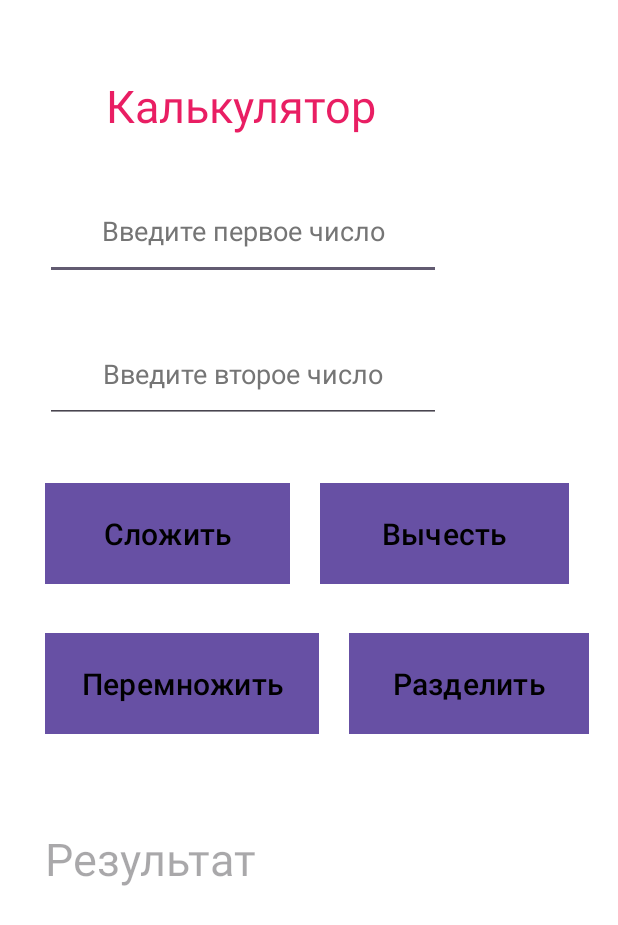
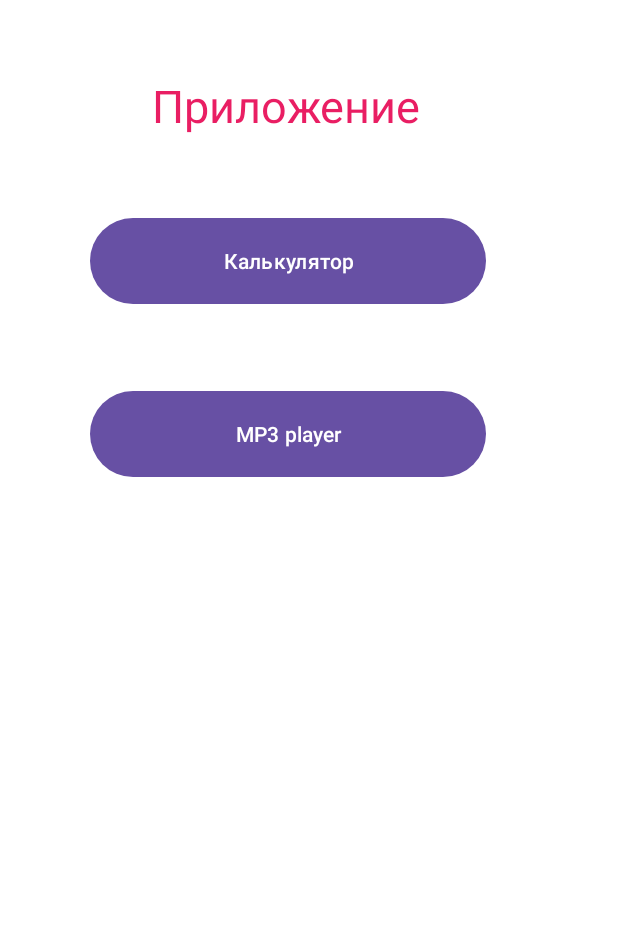
Before and after one commit to ananass12/MyApp, an Android app: the screen it shows after launch (MainActivity), on a phone screen of 412 x 824 dp. Shown: the top 925 px of the screen. Run offline under Robolectric (Android 15) with nearby library versions, the phone set to English and light mode, and no system bars.

Commit message:
2 лаба, медиаплеер

```diff
--- a/MyApp/app/src/main/AndroidManifest.xml
+++ b/MyApp/app/src/main/AndroidManifest.xml
@@ -13,6 +13,12 @@
         android:theme="@style/Theme.MyApp"
         tools:targetApi="31">
         <activity
+            android:name=".ThirdActivity"
+            android:exported="false" />
+        <activity
+            android:name=".SecondActivity"
+            android:exported="false" />
+        <activity
             android:name=".MainActivity"
             android:exported="true">
             <intent-filter>
--- a/MyApp/app/src/main/java/com/example/myapp/MainActivity.kt
+++ b/MyApp/app/src/main/java/com/example/myapp/MainActivity.kt
@@ -1,42 +1,24 @@
 package com.example.myapp
 
-import android.annotation.SuppressLint
+import android.content.Intent
 import android.os.Bundle
-import android.view.View
-import android.widget.EditText
-import android.widget.TextView
 import android.widget.Button
 import androidx.activity.enableEdgeToEdge
 import androidx.appcompat.app.AppCompatActivity
 import androidx.core.view.ViewCompat
 import androidx.core.view.WindowInsetsCompat
 
-class MainActivity : AppCompatActivity(), View.OnClickListener {
-    private lateinit var number1: EditText
-    private lateinit var number2: EditText
-    private lateinit var plus: Button
-    private lateinit var minus: Button
-    private lateinit var umnoj: Button
-    private lateinit var del: Button
-    private lateinit var result: TextView
+class MainActivity : AppCompatActivity() {
+    private lateinit var GoToSecondActivity: Button
+    private lateinit var GoToThirdActivity: Button
 
     override fun onCreate(savedInstanceState: Bundle?) {
         super.onCreate(savedInstanceState)
         enableEdgeToEdge()
         setContentView(R.layout.activity_main)
 
-        result = findViewById(R.id.result)
-        number1 = findViewById(R.id.number1)
-        number2 = findViewById(R.id.number2)
-        plus = findViewById(R.id.plus)
-        minus = findViewById(R.id.minus)
-        umnoj = findViewById(R.id.umnoj)
-        del = findViewById(R.id.del)
-
-        plus.setOnClickListener(this)
-        minus.setOnClickListener(this)
-        umnoj.setOnClickListener(this)
-        del.setOnClickListener(this)
+        GoToSecondActivity = findViewById(R.id.button_calc)
+        GoToThirdActivity = findViewById(R.id.button_mp3)
 
         ViewCompat.setOnApplyWindowInsetsListener(findViewById(R.id.main)) { v, insets ->
             val systemBars = insets.getInsets(WindowInsetsCompat.Type.systemBars())
@@ -44,27 +26,15 @@ class MainActivity : AppCompatActivity(), View.OnClickListener {
             insets
         }
     }
-    @SuppressLint("SetTextI18n")
-    override fun onClick(view: View) {
-        val num1 = number1.text.toString().toFloatOrNull() ?: 0f
-        val num2 = number2.text.toString().toFloatOrNull() ?: 0f
-
-        if (view.id == R.id.plus) {
-            var res = num1 + num2
-            result.text = res.toString()
-        } else if (view.id == R.id.minus) {
-            var res = num1 - num2
-            result.text = res.toString()
-        } else if (view.id == R.id.umnoj) {
-            var res = num1 * num2
-            result.text = res.toString()
-        } else if (view.id == R.id.del) {
-            if (num2 != 0f) {
-                var res = num1 / num2
-                result.text = res.toString()
-            } else {
-                result.text = "Ошибка-деление на 0"
-            }
-        }
+    override fun onResume() {
+        super.onResume()
+        GoToSecondActivity.setOnClickListener({
+            val intent = Intent(this, SecondActivity::class.java)
+            startActivity(intent)
+        });
+        GoToThirdActivity.setOnClickListener({
+            val intent = Intent(this, ThirdActivity::class.java)
+            startActivity(intent)
+        });
     }
 }
--- a/MyApp/app/src/main/res/layout/activity_main.xml
+++ b/MyApp/app/src/main/res/layout/activity_main.xml
@@ -12,120 +12,28 @@
         android:id="@+id/name"
         android:layout_width="262dp"
         android:layout_height="41dp"
-        android:layout_marginStart="30sp"
+        android:layout_marginStart="60sp"
         android:layout_marginTop="50sp"
-        android:text="@string/name"
+        android:text="@string/name1"
         android:textAlignment="center"
         android:textColor="@color/bright_pink"
         android:textSize="30sp"
         android:typeface="normal" />
 
-    <EditText
-        android:id="@+id/number1"
+    <Button
+        android:id="@+id/button_calc"
+        android:layout_marginTop="50sp"
+        android:layout_marginStart="60sp"
         android:layout_width="264dp"
         android:layout_height="65dp"
-        android:layout_marginStart="30sp"
-        android:layout_marginTop="30dp"
-        android:ems="10"
-        android:hint="@string/number1_hint"
-        android:inputType="text"
-        android:textAlignment="center"
-        android:textColor="@color/bright_pink"
-        android:textColorHint="@color/gray" />
+        android:text="@string/name2" />
 
-    <EditText
-        android:id="@+id/number2"
+    <Button
+        android:id="@+id/button_mp3"
+        android:layout_marginTop="50sp"
+        android:layout_marginStart="60sp"
         android:layout_width="264dp"
         android:layout_height="65dp"
-        android:layout_marginStart="30sp"
-        android:layout_marginTop="30dp"
-        android:ems="10"
-        android:hint="@string/number2_hint"
-        android:inputType="text"
-        android:textAlignment="center"
-        android:textColor="@color/bright_pink"
-        android:textColorHint="@color/gray" />
-
-    <LinearLayout
-         android:layout_width="match_parent"
-         android:layout_height="100sp"
-         android:layout_marginTop="20dp"
-         android:orientation="horizontal">
-
-        <Button
-            android:id="@+id/plus"
-            android:layout_width="163dp"
-            android:layout_height="67dp"
-            android:layout_marginStart="30sp"
-            android:layout_marginTop="20dp"
-            android:background="@color/light_pink"
-            android:text="@string/plus_text"
-            android:textAlignment="center"
-            android:textColor="@color/black"
-            android:textColorHighlight="#FAFAFA"
-            android:textColorLink="@color/white"
-            android:textSize="20sp" />
-
-        <Button
-            android:id="@+id/minus"
-            android:layout_width="166dp"
-            android:layout_height="67dp"
-            android:layout_marginStart="20sp"
-            android:layout_marginTop="20dp"
-            android:background="@color/light_pink"
-            android:text="@string/minus_text"
-            android:textAlignment="center"
-            android:textColor="@color/black"
-            android:textColorHighlight="#FAFAFA"
-            android:textColorLink="@color/white"
-            android:textSize="20sp" />
-
-    </LinearLayout>
-
-    <LinearLayout
-        android:layout_width="match_parent"
-        android:layout_height="100sp"
-        android:orientation="horizontal">
-
-        <Button
-            android:id="@+id/umnoj"
-            android:layout_width="wrap_content"
-            android:layout_height="67dp"
-            android:layout_marginStart="30sp"
-            android:layout_marginTop="20dp"
-            android:background="@color/light_pink"
-            android:text="@string/umnoj_text"
-            android:textAlignment="center"
-            android:textColor="@color/black"
-            android:textColorHighlight="#FAFAFA"
-            android:textColorLink="@color/white"
-            android:textSize="20sp" />
-
-        <Button
-            android:id="@+id/del"
-            android:layout_width="160dp"
-            android:layout_height="67dp"
-            android:layout_marginStart="20sp"
-            android:layout_marginTop="20dp"
-            android:background="@color/light_pink"
-            android:text="@string/del_text"
-            android:textAlignment="center"
-            android:textColor="@color/black"
-            android:textColorHighlight="#FAFAFA"
-            android:textColorLink="@color/white"
-            android:textSize="20sp" />
-
-    </LinearLayout>
-
-    <TextView
-        android:id="@+id/result"
-        android:layout_width="358dp"
-        android:layout_height="46dp"
-        android:layout_marginStart="30sp"
-        android:layout_marginTop="50sp"
-        android:hint="@string/result_hint"
-        android:textColor="@color/bright_pink"
-        android:textSize="30sp"
-        android:typeface="normal" />
+        android:text="@string/name3" />
 
 </LinearLayout>
--- a/MyApp/app/src/main/res/values/strings.xml
+++ b/MyApp/app/src/main/res/values/strings.xml
@@ -1,6 +1,8 @@
 <resources>
     <string name="app_name">MyApp</string>
-    <string name="name">Калькулятор</string>
+    <string name="name3">MP3 player</string>
+    <string name="name2">Калькулятор</string>
+    <string name="name1">Приложение</string>
     <string name="result_hint">Результат</string>
     <string name="number1_hint">Введите первое число</string>
     <string name="number2_hint">Введите второе число</string>
@@ -8,4 +10,6 @@
     <string name="minus_text">Вычесть</string>
     <string name="umnoj_text">Перемножить</string>
     <string name="del_text">Разделить</string>
+    <string name="back">Назад</string>
+
 </resources>
```
Also changed, not shown: MyApp/app/src/main/java/com/example/myapp/SecondActivity.kt (added, +81 -0 lines), MyApp/app/src/main/java/com/example/myapp/ThirdActivity.kt (added, +111 -0 lines), MyApp/app/src/main/res/layout/activity_second.xml (added, +141 -0 lines), MyApp/app/src/main/res/layout/activity_third.xml (added, +93 -0 lines), 2 other files.
